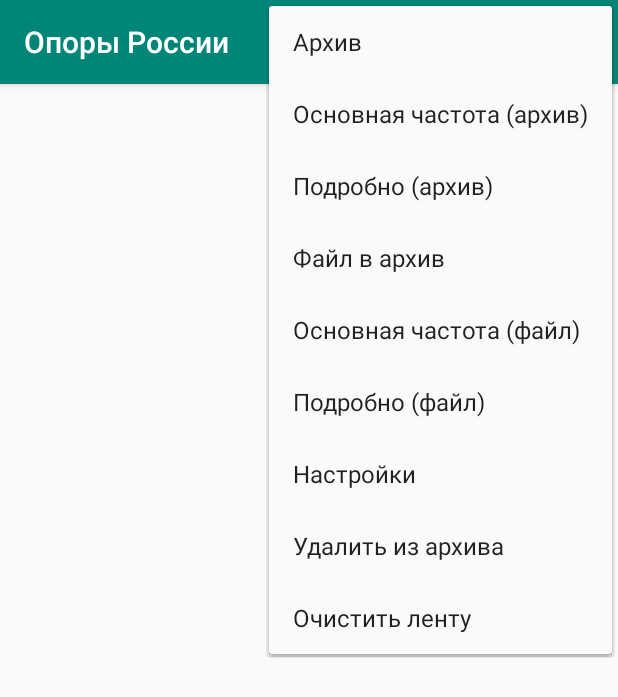
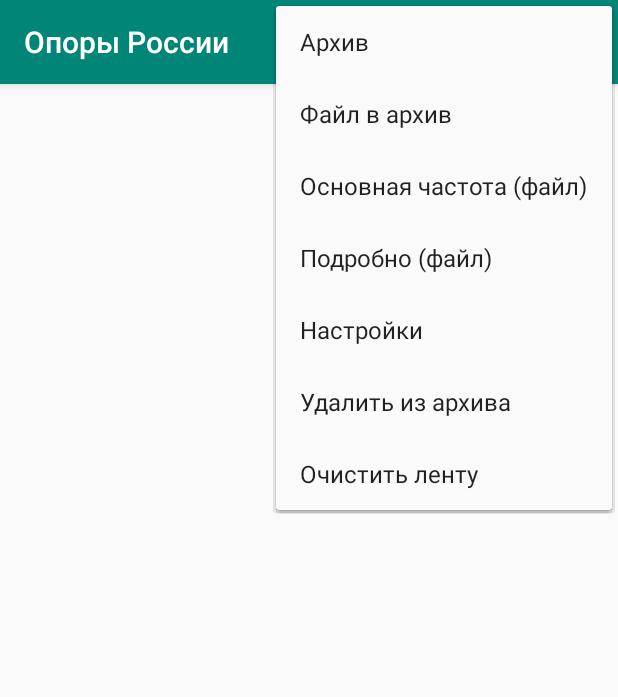
Before and after one commit to romanow-nsk/lep500, an Android app: the screen it shows after launch (MainActivity), with the options menu open, on a phone screen of 412 x 824 dp. Shown: the top 697 px of the screen. Run offline under Robolectric (Android 15) with nearby library versions, the phone set to English and light mode, and no system bars; libraries missing offline, so code that uses them is left out: org.apache.commons, romanow.snn_simulator.fft, romanow.snn_simulator.layer; 1 statement that could not run was skipped.

Commit message:
Архив

```diff
--- a/app/src/main/res/menu/menu_main.xml
+++ b/app/src/main/res/menu/menu_main.xml
@@ -4,18 +4,8 @@
     tools:context=".MainActivity">
     <item
         android:id="@+id/action_dir"
-        android:orderInCategory="100"
+        android:orderInCategory="101"
         android:title="@string/action_dir"
-        app:showAsAction="never" />
-    <item
-        android:id="@+id/action_short"
-        android:orderInCategory="101"
-        android:title="@string/action_short"
-        app:showAsAction="never" />
-    <item
-        android:id="@+id/action_full"
-        android:orderInCategory="102"
-        android:title="@string/action_full"
         app:showAsAction="never" />
     <item
         android:id="@+id/action_addToArchive"
--- a/app/src/main/res/values/strings.xml
+++ b/app/src/main/res/values/strings.xml
@@ -1,8 +1,6 @@
 <resources>
     <string name="app_name">Опоры России</string>
     <string name="action_settings">Настройки</string>
-    <string name="action_full">Подробно (архив)</string>
-    <string name="action_short">Основная частота (архив)</string>
     <string name="action_shortOutSide">Основная частота (файл)</string>
     <string name="action_fullOutSide">Подробно (файл)</string>
     <string name="action_addToArchive">Файл в архив</string>
```
Also changed, not shown: app/src/main/java/me/romanow/lep500/MainActivity.java (+49 -13 lines).
